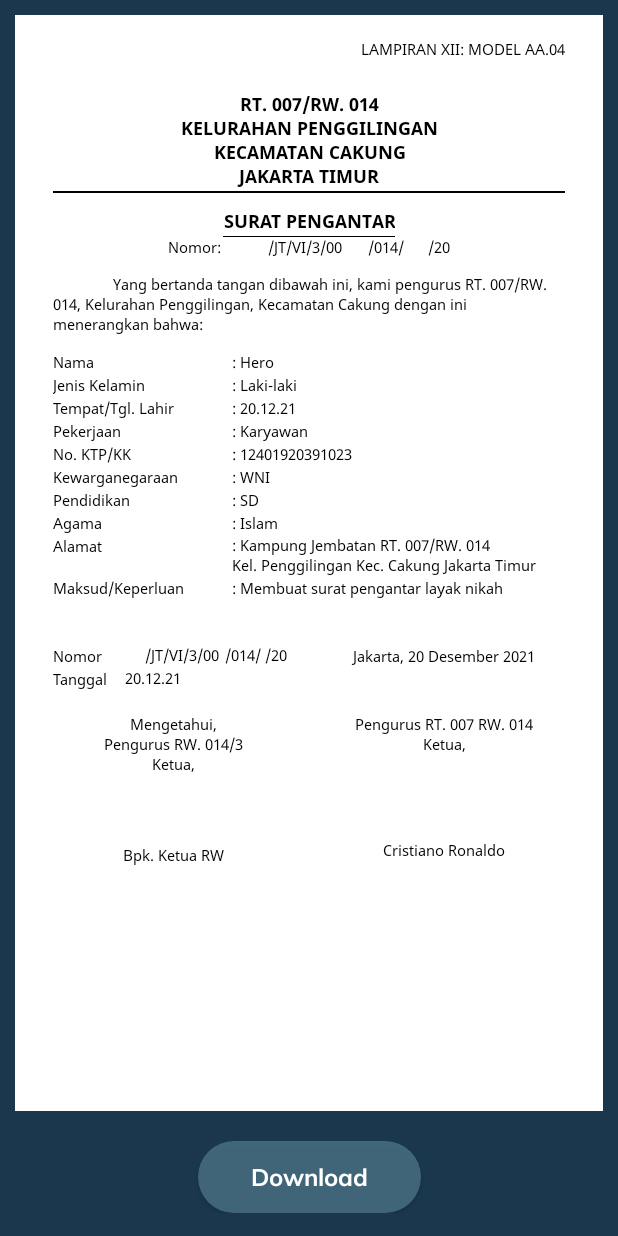
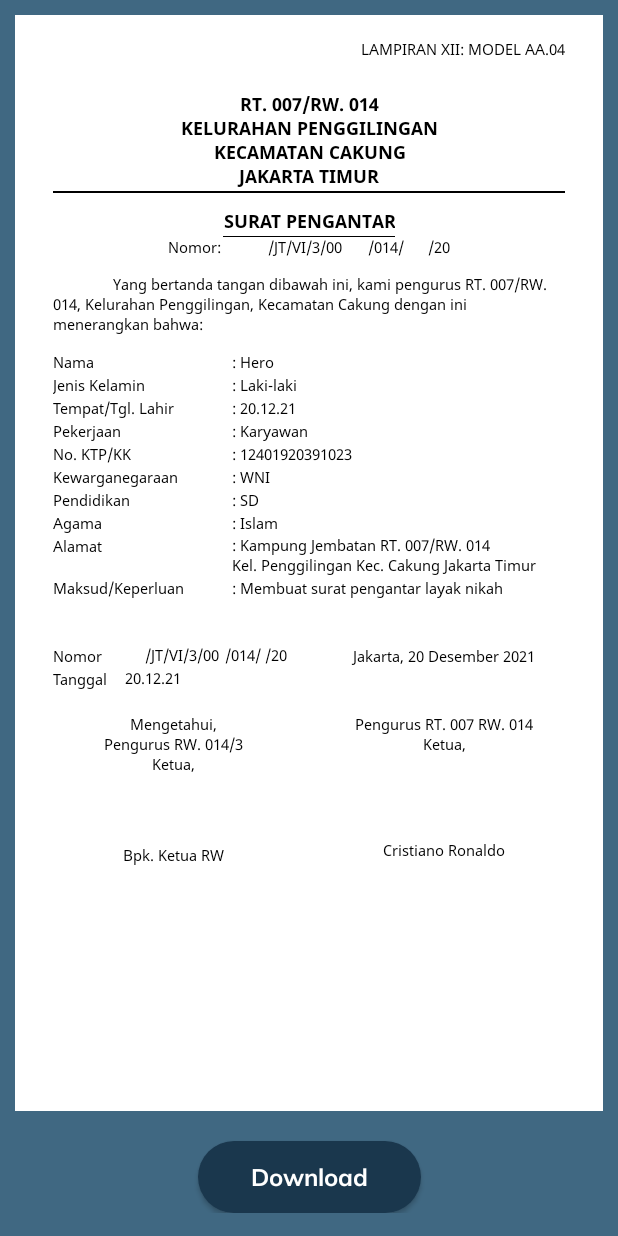
Before and after one commit to romydewantara/VillageService, an Android app: the layout fragment_preview_pdf.xml on its own in the app's theme, with its tools: preview values and no code run, on a phone screen of 412 x 824 dp. Run offline under Robolectric (Android 15) with nearby library versions, the phone set to English and light mode, and no system bars.

Commit message:
Fix the main flow

```diff
--- a/app/src/main/java/com/example/villageservice/fragment/EntryFragment.java
+++ b/app/src/main/java/com/example/villageservice/fragment/EntryFragment.java
@@ -81,7 +81,6 @@ public class EntryFragment extends Fragment {
             mParam1 = getArguments().getString(ARG_PARAM1);
             mParam2 = getArguments().getString(ARG_PARAM2);
             clType = getArguments().getString(ConstantVariable.KEY_CL_BUNDLE);
-            Log.d("XXXLOG", "onCreate - menuSel: " + menuSelected);
         }
         fragmentListener.onFragmentCreated(EntryFragment.this, previousFragment);
 
--- a/app/src/main/java/com/example/villageservice/model/CoveringLetter.java
+++ b/app/src/main/java/com/example/villageservice/model/CoveringLetter.java
@@ -71,7 +71,7 @@ public class CoveringLetter {
     public CoveringLetter(String clLampiran, String clNomorHeader, String clNama, String clJenisKelamin,
                           String clTempatTanggalLahir, String clPekerjaan, String clKtp, String clKewarganegaraan,
                           String clPendidikan, String clAgama, String clAlamat, String clKeperluan, String clNomorFooter,
-                          String clTanggalFooterRw, String clNamaRw, String clTanggalRt, String clNamaRt) {
+                          String clTanggalFooterRw, String clNamaRw, String clTanggalRt, String clNamaRt, String clType, boolean isApproved) {
         this.clLampiran = clLampiran;
         this.clNomorHeader = clNomorHeader;
         this.clNama = clNama;
@@ -89,6 +89,8 @@ public class CoveringLetter {
         this.clNamaRw = clNamaRw;
         this.clTanggalRt = clTanggalRt;
         this.clNamaRt = clNamaRt;
+        this.clType = clType;
+        this.isApproved = isApproved;
     }
 
     public String getClLampiran() {
--- a/app/src/main/res/layout/fragment_preview_pdf.xml
+++ b/app/src/main/res/layout/fragment_preview_pdf.xml
@@ -5,15 +5,15 @@
     android:id="@+id/pdf_file"
     android:layout_width="match_parent"
     android:layout_height="match_parent"
-    android:background="@color/dark_blue"
+    android:background="@color/blue"
     tools:context=".fragment.PdfViewerFragment">
 
     <androidx.constraintlayout.widget.ConstraintLayout
         android:layout_width="match_parent"
         android:layout_height="match_parent"
         android:paddingLeft="10dp"
+        android:paddingTop="10dp"
         android:paddingRight="10dp"
-        android:paddingTop="10dp"
         android:paddingBottom="15dp">
 
         <RelativeLayout
@@ -21,10 +21,10 @@
             android:layout_width="0dp"
             android:layout_height="0dp"
             android:layout_marginBottom="20dp"
+            app:layout_constraintBottom_toTopOf="@id/pdfViewerButton"
             app:layout_constraintLeft_toLeftOf="parent"
-            app:layout_constraintTop_toTopOf="parent"
             app:layout_constraintRight_toRightOf="parent"
-            app:layout_constraintBottom_toTopOf="@id/pdfViewerButton">
+            app:layout_constraintTop_toTopOf="parent">
 
             <include layout="@layout/layout_pdf" />
         </RelativeLayout>
@@ -34,15 +34,15 @@
             style="@style/MulishWhiteBoldStyle2"
             android:layout_width="wrap_content"
             android:layout_height="wrap_content"
+            android:background="@drawable/bg_button_enabled"
+            android:maxLines="1"
             android:paddingLeft="35dp"
             android:paddingRight="35dp"
-            android:background="@drawable/bg_button_disabled"
-            android:maxLines="1"
             android:text="Download"
             android:textAllCaps="false"
+            app:layout_constraintBottom_toBottomOf="parent"
             app:layout_constraintLeft_toLeftOf="parent"
-            app:layout_constraintRight_toRightOf="parent"
-            app:layout_constraintBottom_toBottomOf="parent"/>
+            app:layout_constraintRight_toRightOf="parent" />
 
     </androidx.constraintlayout.widget.ConstraintLayout>
 
```
Also changed, not shown: app/src/main/java/com/example/villageservice/activity/AdminActivity.java (+8 -4 lines), app/src/main/java/com/example/villageservice/fragment/CoveringLetterFragment.java (+3 -5 lines), app/src/main/java/com/example/villageservice/fragment/FormListFragment.java (+13 -20 lines), app/src/main/java/com/example/villageservice/fragment/PdfViewerFragment.java (+52 -17 lines).
